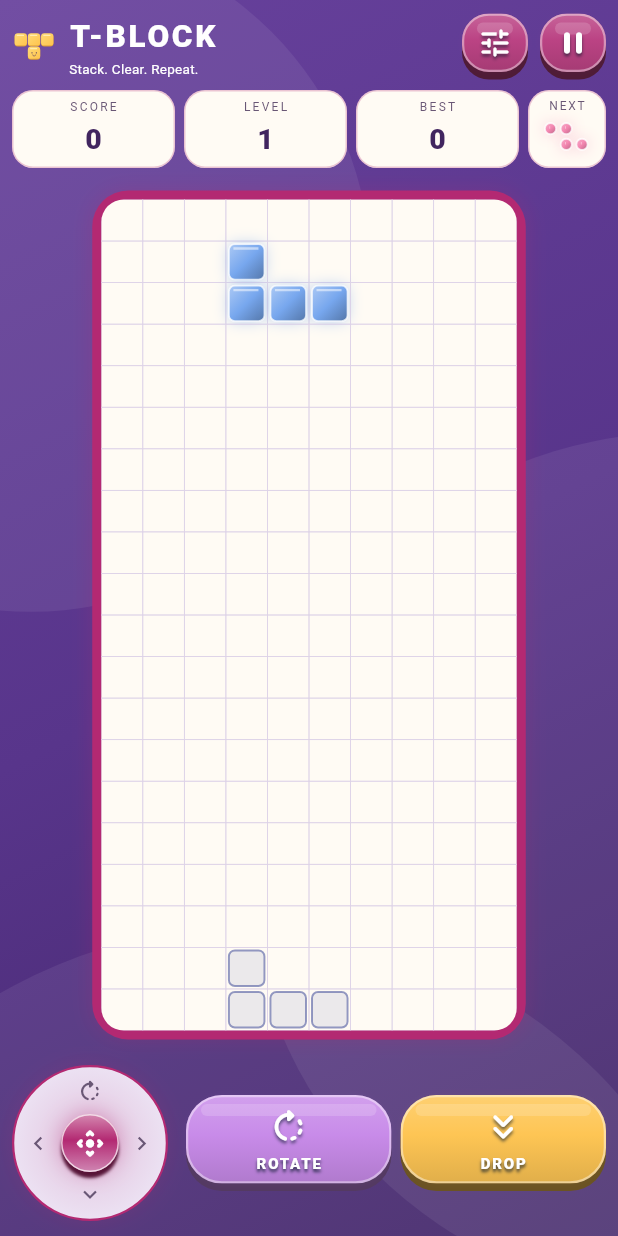
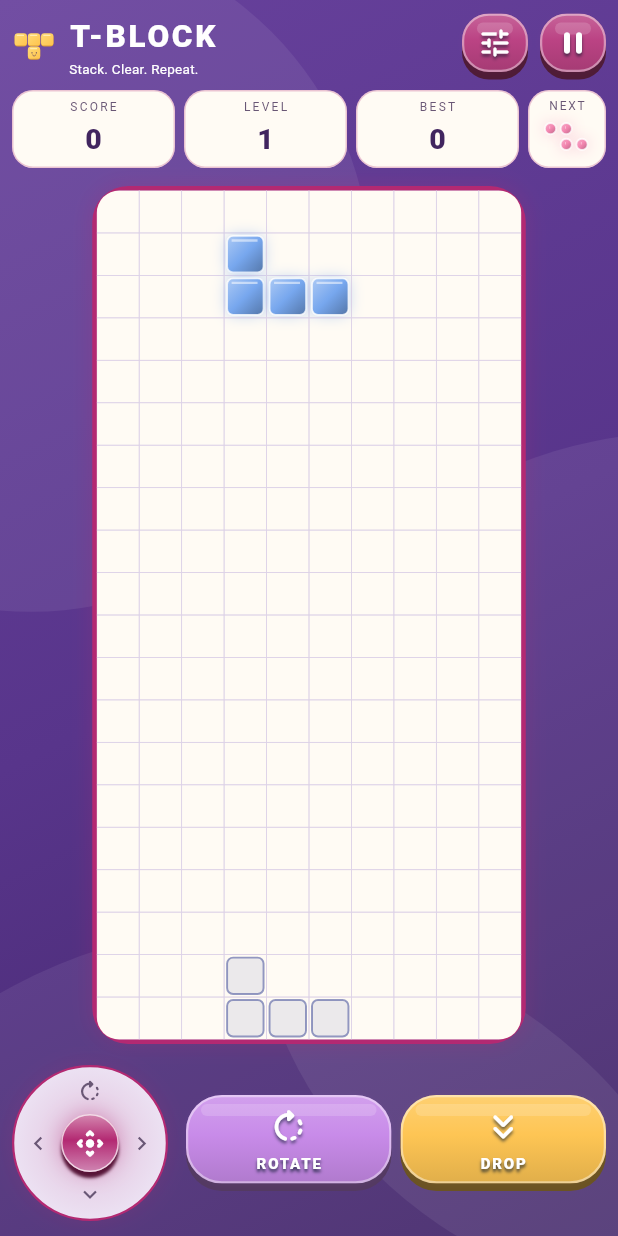
Before and after one commit to somsubhrasihi-arch/zen-blocks-nature, a Flutter app: the screen it shows after launch, after a tap on "Play Classic", on a phone screen of 412 x 824 dp. Run offline on Flutter 3.47's test engine with Material 3 defaults, Android fonts, the phone set to English and light mode, and no system bars; our stand-ins replace audioplayers, google_mobile_ads, in_app_purchase, share_plus, shared_preferences; missing offline and left inert: in_app_purchase_android.

Commit message:
Preserve the playing-field area and stop the unused background ticker

```diff
--- a/lib/arcade_ui.dart
+++ b/lib/arcade_ui.dart
@@ -109,7 +109,7 @@ class GameBoardFrame extends StatelessWidget {
   final Widget child;
   @override
   Widget build(BuildContext context) => RepaintBoundary(key: const ValueKey('board-frame-capture'),
-    child: Container(key: const ValueKey('playing-field-frame'), padding: const EdgeInsets.all(6),
+    child: Container(key: const ValueKey('playing-field-frame'), padding: const EdgeInsets.all(3),
       decoration: BoxDecoration(color: palette.accent, borderRadius: BorderRadius.circular(24),
         boxShadow: [BoxShadow(color: palette.accent.withValues(alpha: .22), blurRadius: 10, spreadRadius: 1)]),
       child: ClipRRect(borderRadius: BorderRadius.circular(15),
--- a/lib/main.dart
+++ b/lib/main.dart
@@ -160,7 +160,7 @@ class _GameScreenState extends State<GameScreen> with WidgetsBindingObserver, Ti
     unawaited(monetization.initialize());
     audio = widget.audio ?? GameAudio();
     unawaited(audio.prepare());
-    aurora = AnimationController(vsync: this, duration: Duration(seconds: 8))..repeat();
+    aurora = AnimationController(vsync: this, duration: Duration(seconds: 8));
     burst = AnimationController(vsync: this, duration: Duration(milliseconds: 650))
       ..addStatusListener((status) {
         if (status == AnimationStatus.completed) _hideBurst();
```
